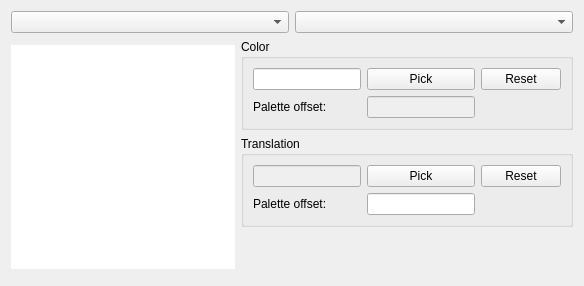
Qt form source/palettewidget.ui (diasurgical/d1-graphics-tool) before a commit.
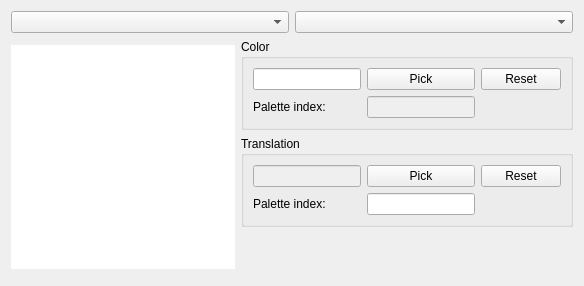
The same form after that commit.

Commit message: Refresh PAL and TRN widgets when a new palette is loaded

The edit to the form file:
```diff
--- a/source/palettewidget.ui
+++ b/source/palettewidget.ui
@@ -106,7 +106,7 @@
             <item row="1" column="0">
              <widget class="QLabel" name="label">
               <property name="text">
-               <string>Palette offset:</string>
+               <string>Palette index:</string>
               </property>
              </widget>
             </item>
@@ -168,7 +168,7 @@
             <item row="1" column="0">
              <widget class="QLabel" name="label_2">
               <property name="text">
-               <string>Palette offset:</string>
+               <string>Palette index:</string>
               </property>
              </widget>
             </item>
```
The commit also changes 1 other file.
